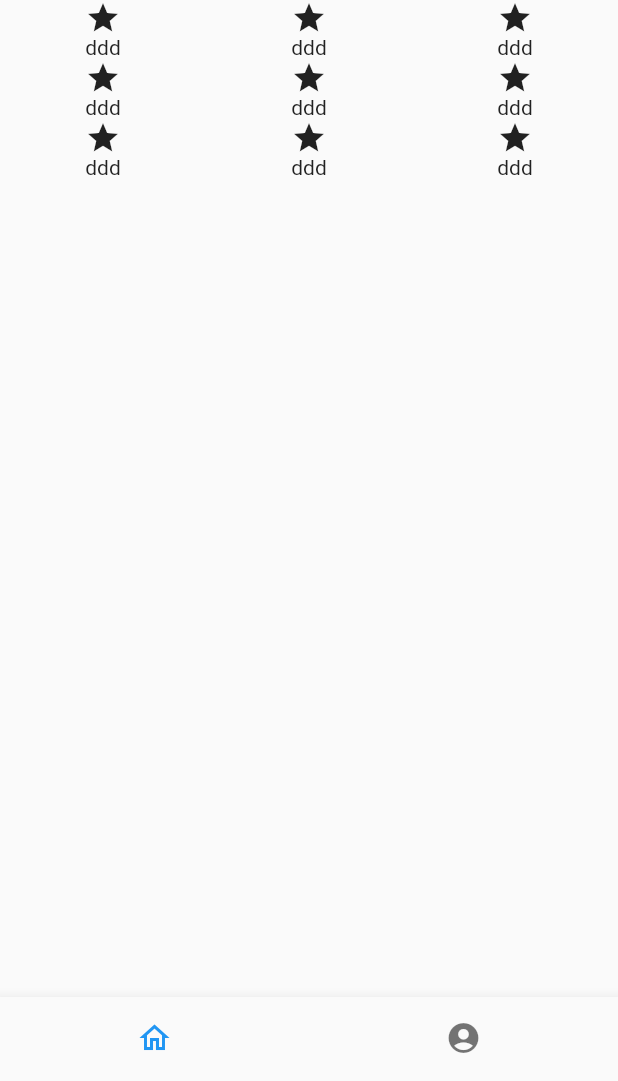
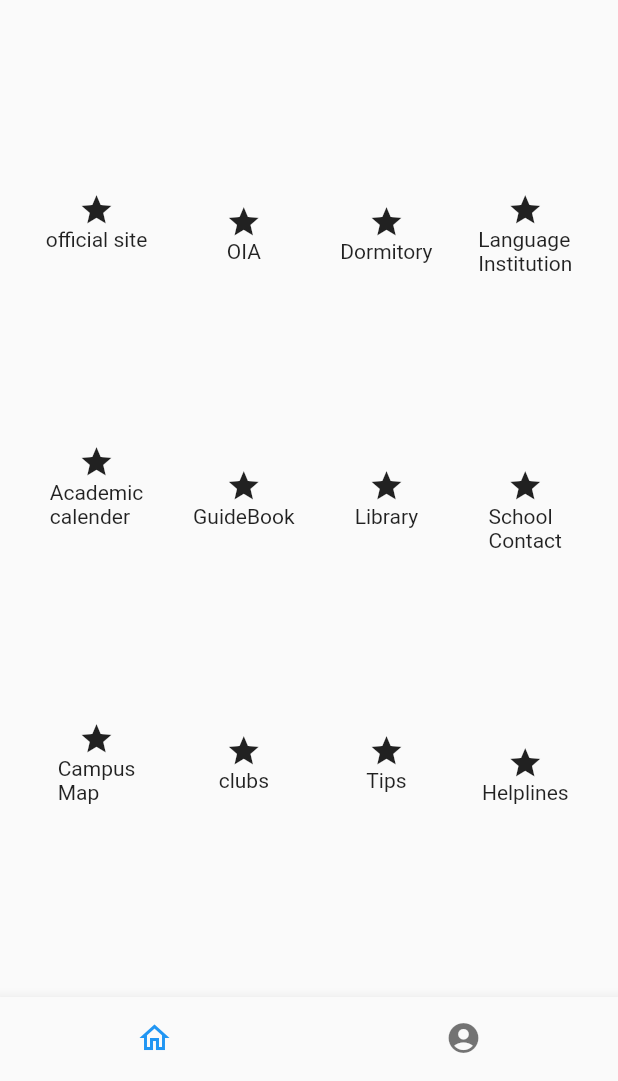
Before and after one commit to chachacha12/Anyone_project, a Flutter app: the screen it shows after launch, on a phone screen of 412 x 824 dp, the part 155-1236 px from its top. Run offline on Flutter 3.47's test engine with Material 2 defaults, Android fonts, the phone set to English and light mode, and no system bars.

Commit message:
on-campus UI settings

```diff
--- a/lib/info.dart
+++ b/lib/info.dart
@@ -2,7 +2,7 @@ import 'package:flutter/material.dart';
 import 'main.dart';
 import 'oncampus.dart';
 
-//캠퍼스와 일상생활 정보를 보여주는 첫 페이지
+//on-campus, around-campus 정보를 보여주는 첫 페이지
 class Info extends StatefulWidget {
   const Info({Key? key}) : super(key: key);
 
--- a/lib/main.dart
+++ b/lib/main.dart
@@ -1,6 +1,7 @@
 import 'package:flutter/material.dart';
 import 'package:provider/provider.dart';
 import 'info.dart';
+
 
 void main() {
   runApp(
--- a/lib/oncampus.dart
+++ b/lib/oncampus.dart
@@ -1,7 +1,7 @@
 import 'package:flutter/material.dart';
 import 'main.dart';
 
-//캠퍼스 관련 정보들을 다 담고있는 박스위젯
+//on-campus 관련 정보들을 다 담고있는 박스위젯
 class OnCampus extends StatefulWidget {
   const OnCampus({Key? key}) : super(key: key);
 
@@ -12,79 +12,118 @@ class OnCampus extends StatefulWidget {
 class _OnCampusState extends State<OnCampus> {
   @override
   Widget build(BuildContext context) {
-    return Column(                     //캠퍼스 정보를 보여주는 아이콘들을 담고 있는 박스같은 존재
-      mainAxisAlignment: MainAxisAlignment.start,
+    return Container(
+
+      margin: EdgeInsets.fromLTRB(0, 0, 0, 0),
+      child: Row(      //캠퍼스 정보를 보여주는 아이콘들을 담고 있는 박스같은 존재
+        mainAxisAlignment: MainAxisAlignment.spaceEvenly,
         children: [
-        Row(                           //첫번째 가로줄
-          mainAxisAlignment: MainAxisAlignment.spaceAround,
+          Container(
+            margin: EdgeInsets.fromLTRB(0, 0, 0, 0),
+            child: Column(              //첫번째 가로줄
+              mainAxisAlignment: MainAxisAlignment.spaceEvenly,
               children: [
                 Column(
                   children: [
                     Icon(Icons.star),
-                Text('ddd')
+                    Text('official site')
                   ],
                 ),
                 Column(
                   children: [
                     Icon(Icons.star),
-                Text('ddd')
+                    Text('Academic'"\n"'calender')
                   ],
                 ),
                 Column(
                   children: [
                     Icon(Icons.star),
-                Text('ddd')
-              ],
-            )
+                    Text('Campus'"\n"'Map')
                   ],
                 ),
-        Row(                           //두번째 가로줄
-          mainAxisAlignment: MainAxisAlignment.spaceAround,
+              ],
+            ),
+          ),
+          Container(
+            margin: EdgeInsets.fromLTRB(0, 0, 0, 0),
+            child: Column(              //첫번째 가로줄
+              mainAxisAlignment: MainAxisAlignment.spaceEvenly,
               children: [
                 Column(
                   children: [
                     Icon(Icons.star),
-                Text('ddd')
+                    Text('OIA')
                   ],
                 ),
                 Column(
                   children: [
                     Icon(Icons.star),
-                Text('ddd')
+                    Text('GuideBook')
                   ],
                 ),
                 Column(
                   children: [
                     Icon(Icons.star),
-                Text('ddd')
-              ],
-            )
+                    Text('clubs')
                   ],
                 ),
-        Row(                           //세번째 가로줄
-          mainAxisAlignment: MainAxisAlignment.spaceAround,
+              ],
+            ),
+          ),
+          Container(
+            margin: EdgeInsets.fromLTRB(0, 0 , 0, 0),
+            child: Column(                           //두번째 가로줄
+              mainAxisAlignment: MainAxisAlignment.spaceEvenly,
               children: [
                 Column(
                   children: [
                     Icon(Icons.star),
-                Text('ddd')
+                    Text('Dormitory')
                   ],
                 ),
                 Column(
                   children: [
                     Icon(Icons.star),
-                Text('ddd')
+                    Text('Library')
                   ],
                 ),
                 Column(
                   children: [
                     Icon(Icons.star),
-                Text('ddd')
-              ],
-            )
+                    Text('Tips'),
                   ],
                 ),
               ],
+            ),
+          ),
+          Container(
+            margin: EdgeInsets.fromLTRB(0, 0, 0, 0),
+            child: Column(                           //세번째 가로줄
+              mainAxisAlignment: MainAxisAlignment.spaceEvenly,
+              children: [
+                Column(
+                  children: [
+                    Icon(Icons.star),
+                    Text('Language'"\n"'Institution')
+                  ],
+                ),
+                Column(
+                  children: [
+                    Icon(Icons.star),
+                    Text('School'"\n"'Contact')
+                  ],
+                ),
+                Column(
+                  children: [
+                    Icon(Icons.star),
+                    Text('Helplines')
+                  ],
+                ),
+              ],
+            ),
+          ),
+        ],
+      ),
     );
   }
 }
```
Lines whose indentation alone changed are shown as unchanged.
